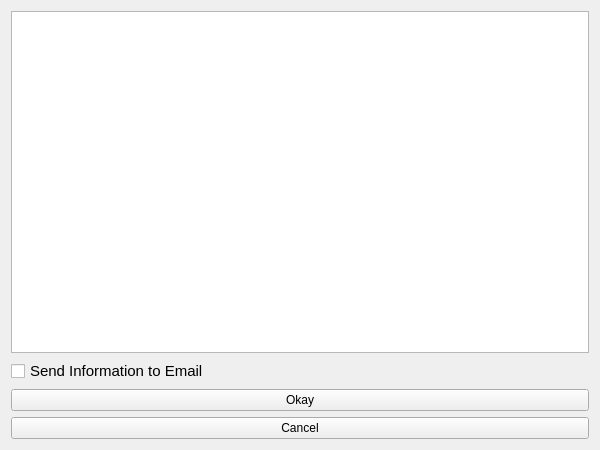
The window that Student_Information_GUI.ui (jevrii/comp3278-face-recognition) describes before a commit, drawn with Qt 5.
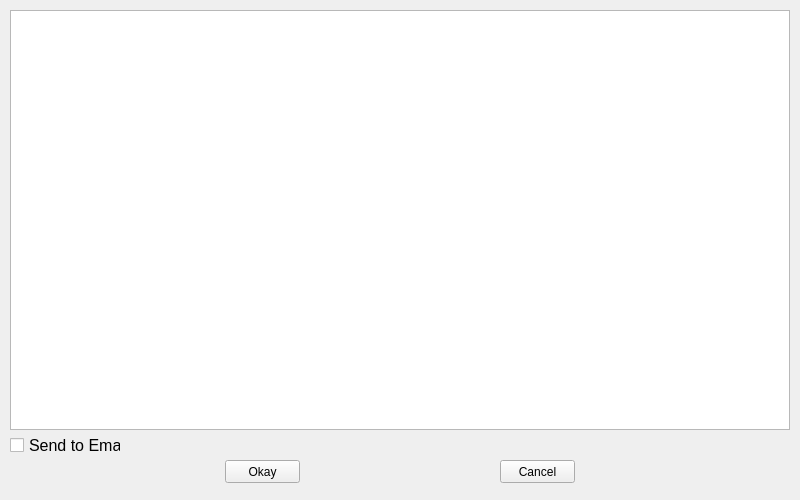
The same window after the commit.

Commit message: Update of Student_Information_GUI

The edit to the form file:
```diff
--- a/Student_Information_GUI.ui
+++ b/Student_Information_GUI.ui
@@ -6,53 +6,67 @@
    <rect>
     <x>0</x>
     <y>0</y>
-    <width>600</width>
-    <height>450</height>
+    <width>800</width>
+    <height>500</height>
    </rect>
   </property>
-  <property name="maximumSize">
-   <size>
-    <width>600</width>
-    <height>450</height>
-   </size>
-  </property>
   <property name="windowTitle">
    <string>Information</string>
   </property>
-  <layout class="QVBoxLayout" name="verticalLayout">
-   <property name="sizeConstraint">
-    <enum>QLayout::SetMinimumSize</enum>
+  <widget class="QPushButton" name="cancel_info">
+   <property name="geometry">
+    <rect>
+     <x>500</x>
+     <y>460</y>
+     <width>75</width>
+     <height>23</height>
+    </rect>
    </property>
-   <item>
-    <widget class="QTextBrowser" name="info_of_student"/>
-   </item>
-   <item>
+   <property name="text">
+    <string>Cancel</string>
+   </property>
+  </widget>
+  <widget class="QTextBrowser" name="textBrowser">
+   <property name="geometry">
+    <rect>
+     <x>10</x>
+     <y>10</y>
+     <width>780</width>
+     <height>420</height>
+    </rect>
+   </property>
+  </widget>
     <widget class="QCheckBox" name="sendtoemail">
+   <property name="geometry">
+    <rect>
+     <x>10</x>
+     <y>435</y>
+     <width>111</width>
+     <height>20</height>
+    </rect>
+   </property>
      <property name="font">
       <font>
-       <pointsize>11</pointsize>
+     <pointsize>12</pointsize>
       </font>
      </property>
      <property name="text">
-      <string>Send Information to Email</string>
-     </property>
-    </widget>
-   </item>
-   <item>
+    <string>Send to Email</string>
+   </property>
+  </widget>
     <widget class="QPushButton" name="okay_info">
+   <property name="geometry">
+    <rect>
+     <x>225</x>
+     <y>460</y>
+     <width>75</width>
+     <height>23</height>
+    </rect>
+   </property>
      <property name="text">
       <string>Okay</string>
      </property>
     </widget>
-   </item>
-   <item>
-    <widget class="QPushButton" name="cancel_info">
-     <property name="text">
-      <string>Cancel</string>
-     </property>
-    </widget>
-   </item>
-  </layout>
  </widget>
  <resources/>
  <connections/>
```
Lines whose indentation alone changed are shown as unchanged. The commit also changes 2 other files.
